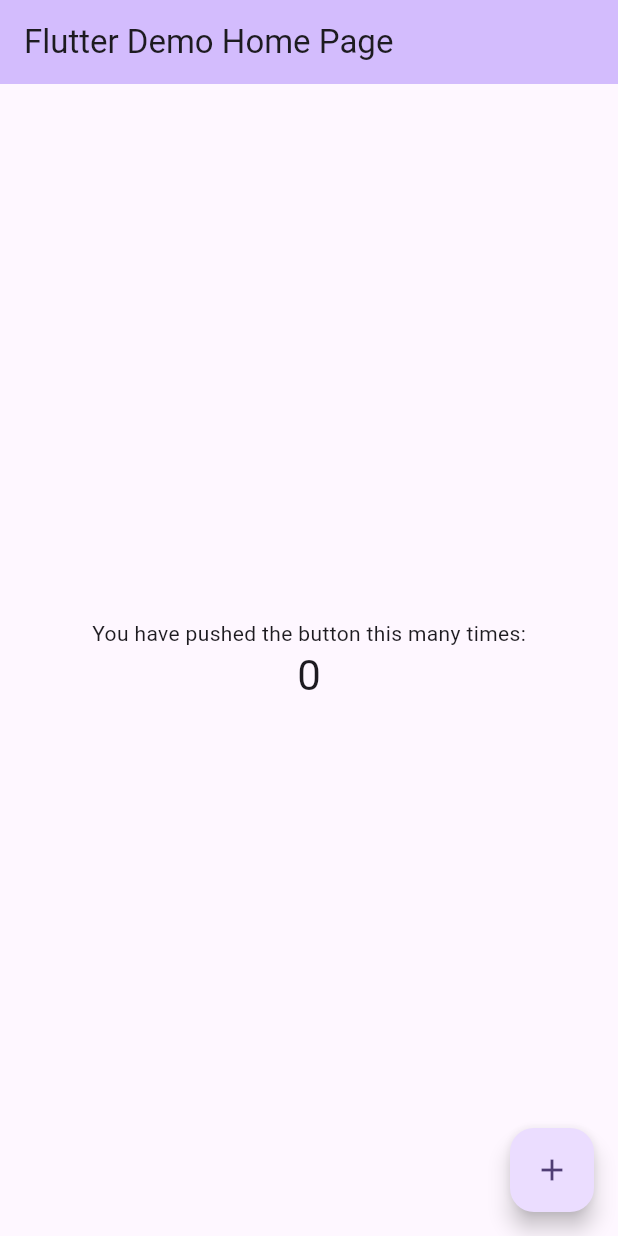
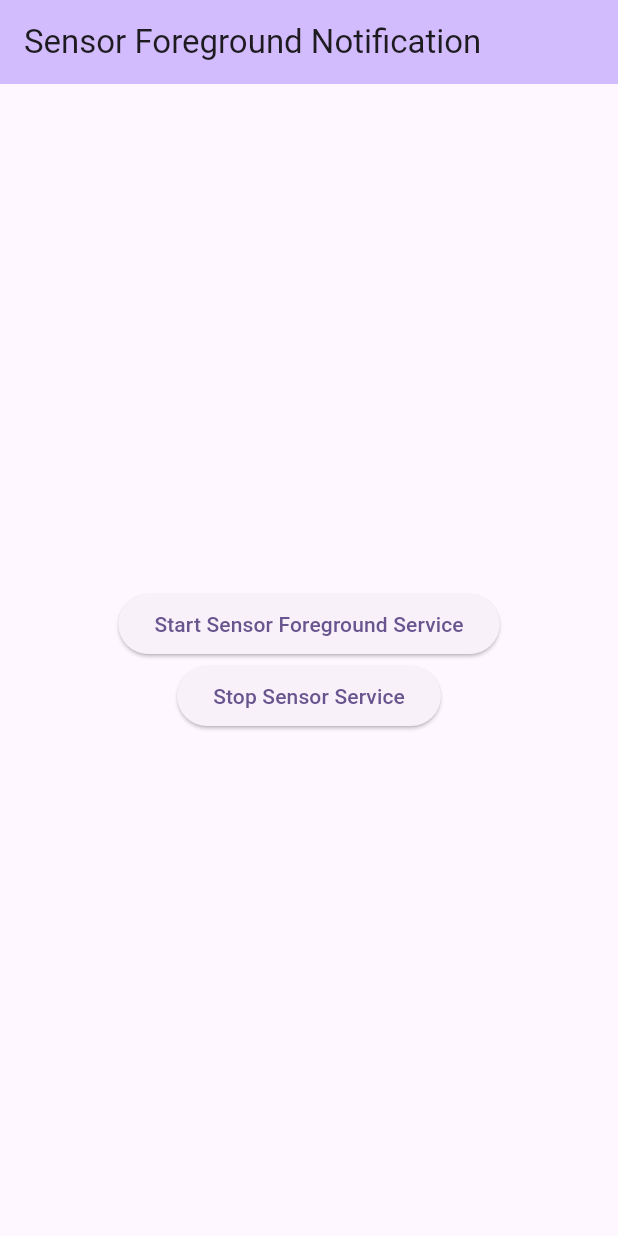
Before and after one commit to Holy-Warrior/auto-silent-gathering, a Flutter app: the screen it shows after launch, on a phone screen of 412 x 824 dp. Run offline on Flutter 3.47's test engine with Material 3 defaults, Android fonts, the phone set to English and light mode, and no system bars; missing offline and left inert: flutter_foreground_task.

Commit message:
add foreground service implementation and permissions handling

```diff
--- a/lib/main.dart
+++ b/lib/main.dart
@@ -1,4 +1,5 @@
 import 'package:flutter/material.dart';
+import 'my_forground_tasks.dart';
 
 void main() {
   runApp(const MyApp());
@@ -7,46 +8,20 @@ void main() {
 class MyApp extends StatelessWidget {
   const MyApp({super.key});
 
-  // This widget is the root of your application.
   @override
   Widget build(BuildContext context) {
     return MaterialApp(
-      title: 'Flutter Demo',
+      title: 'Sensor Foreground',
       theme: ThemeData(
-        // This is the theme of your application.
-        //
-        // TRY THIS: Try running your application with "flutter run". You'll see
-        // the application has a purple toolbar. Then, without quitting the app,
-        // try changing the seedColor in the colorScheme below to Colors.green
-        // and then invoke "hot reload" (save your changes or press the "hot
-        // reload" button in a Flutter-supported IDE, or press "r" if you used
-        // the command line to start the app).
-        //
-        // Notice that the counter didn't reset back to zero; the application
-        // state is not lost during the reload. To reset the state, use hot
-        // restart instead.
-        //
-        // This works for code too, not just values: Most code changes can be
-        // tested with just a hot reload.
         colorScheme: .fromSeed(seedColor: Colors.deepPurple),
       ),
-      home: const MyHomePage(title: 'Flutter Demo Home Page'),
+      home: const MyHomePage(title: 'Sensor Foreground Notification'),
     );
   }
 }
 
 class MyHomePage extends StatefulWidget {
   const MyHomePage({super.key, required this.title});
-
-  // This widget is the home page of your application. It is stateful, meaning
-  // that it has a State object (defined below) that contains fields that affect
-  // how it looks.
-
-  // This class is the configuration for the state. It holds the values (in this
-  // case the title) provided by the parent (in this case the App widget) and
-  // used by the build method of the State. Fields in a Widget subclass are
-  // always marked "final".
-
   final String title;
 
   @override
@@ -54,68 +29,17 @@ class MyHomePage extends StatefulWidget {
 }
 
 class _MyHomePageState extends State<MyHomePage> {
-  int _counter = 0;
-
-  void _incrementCounter() {
-    setState(() {
-      // This call to setState tells the Flutter framework that something has
-      // changed in this State, which causes it to rerun the build method below
-      // so that the display can reflect the updated values. If we changed
-      // _counter without calling setState(), then the build method would not be
-      // called again, and so nothing would appear to happen.
-      _counter++;
-    });
-  }
 
   @override
   Widget build(BuildContext context) {
-    // This method is rerun every time setState is called, for instance as done
-    // by the _incrementCounter method above.
-    //
-    // The Flutter framework has been optimized to make rerunning build methods
-    // fast, so that you can just rebuild anything that needs updating rather
-    // than having to individually change instances of widgets.
     return Scaffold(
-      appBar: AppBar(
-        // TRY THIS: Try changing the color here to a specific color (to
-        // Colors.amber, perhaps?) and trigger a hot reload to see the AppBar
-        // change color while the other colors stay the same.
-        backgroundColor: Theme.of(context).colorScheme.inversePrimary,
-        // Here we take the value from the MyHomePage object that was created by
-        // the App.build method, and use it to set our appbar title.
-        title: Text(widget.title),
-      ),
-      body: Center(
-        // Center is a layout widget. It takes a single child and positions it
-        // in the middle of the parent.
-        child: Column(
-          // Column is also a layout widget. It takes a list of children and
-          // arranges them vertically. By default, it sizes itself to fit its
-          // children horizontally, and tries to be as tall as its parent.
-          //
-          // Column has various properties to control how it sizes itself and
-          // how it positions its children. Here we use mainAxisAlignment to
-          // center the children vertically; the main axis here is the vertical
-          // axis because Columns are vertical (the cross axis would be
-          // horizontal).
-          //
-          // TRY THIS: Invoke "debug painting" (choose the "Toggle Debug Paint"
-          // action in the IDE, or press "p" in the console), to see the
-          // wireframe for each widget.
-          mainAxisAlignment: .center,
+      appBar: AppBar(backgroundColor: Theme.of(context).colorScheme.inversePrimary, title: Text(widget.title)),
+      body: Center(child: Column(mainAxisAlignment: .center,
           children: [
-            const Text('You have pushed the button this many times:'),
-            Text(
-              '$_counter',
-              style: Theme.of(context).textTheme.headlineMedium,
-            ),
+            ElevatedButton(onPressed: initForegroundService, child: Text('Start Sensor Foreground Service')),
+            ElevatedButton(onPressed: closeForegroundService, child: Text('Stop Sensor Service')),
           ],
         ),
-      ),
-      floatingActionButton: FloatingActionButton(
-        onPressed: _incrementCounter,
-        tooltip: 'Increment',
-        child: const Icon(Icons.add),
       ),
     );
   }
```
Also changed, not shown: lib/my_forground_tasks.dart (added, +77 -0 lines), 2 other files.
